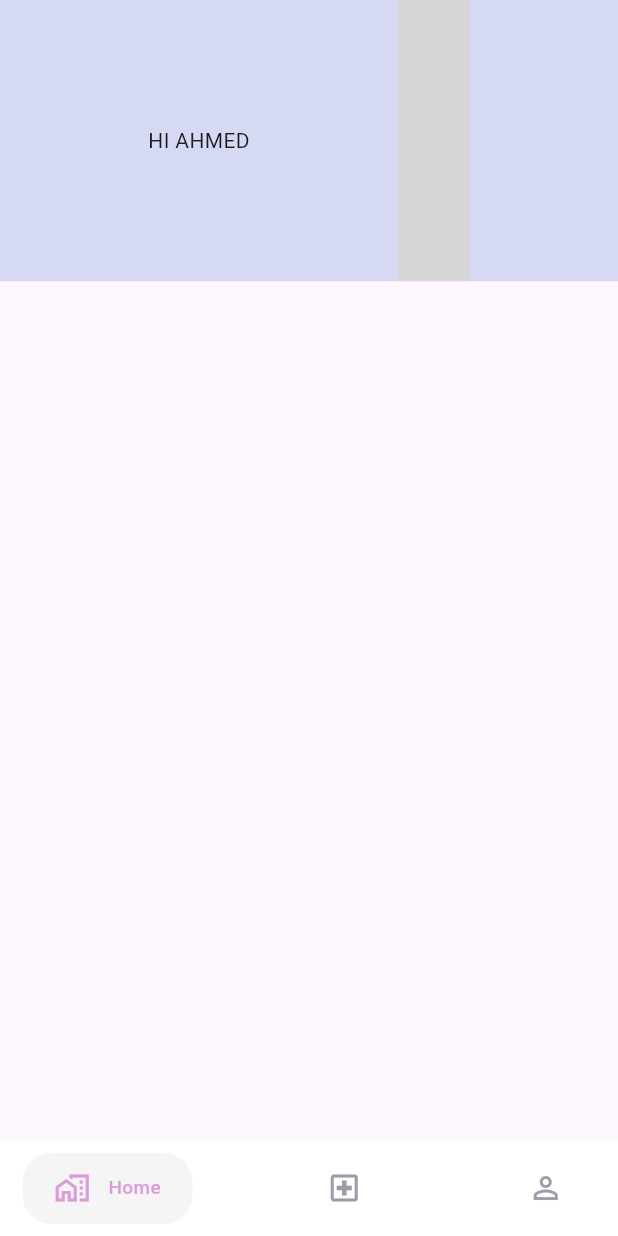
After one commit to a7medAlqal3awyi/Skin-Cancer, a Flutter app: the MyGnavBar screen opened by its route, on a phone screen of 412 x 824 dp. The commit adds this screen. Run offline on Flutter 3.47's test engine with Material 3 defaults, Android fonts, the phone set to English and light mode, and no system bars; drawn by our look-alikes of google_nav_bar; our stand-ins replace flutter_screenutil, flutter_svg, lottie, pinput; statements that could not run were skipped; grey boxes are pictures that could not be loaded.

Commit message:
Added Google Nav bar. Update some routes.

```diff
--- a/lib/app/my_app.dart
+++ b/lib/app/my_app.dart
@@ -2,12 +2,14 @@ import 'package:flutter/material.dart';
 import 'package:flutter_screenutil/flutter_screenutil.dart';
 import 'package:skin_cancer_app/core/utils/string_manager.dart';
 
-import '../config/routes/app_routes.dart';
+import '../core/routing/app_routes.dart';
+
 
 class MyApp extends StatelessWidget {
-  const MyApp({super.key});
+  const MyApp({super.key, required this.appRouter});
 
-  // This widget is the root of your application.
+  final AppRouter appRouter;
+
   @override
   Widget build(BuildContext context) {
     return ScreenUtilInit(
@@ -15,9 +17,9 @@ class MyApp extends StatelessWidget {
       minTextAdapt: true,
       splitScreenMode: true,
       builder: (_, child) {
-        return const MaterialApp(
+        return  MaterialApp(
           debugShowCheckedModeBanner: false,
-          onGenerateRoute: AppRoutes.onGenerateRoute,
+          onGenerateRoute: appRouter.onGenerateRoute,
         );
       },
     );
--- /dev/null
+++ b/lib/core/routing/app_routes.dart
@@ -0,0 +1,86 @@
+import 'package:flutter/material.dart';
+import 'package:skin_cancer_app/features/Auth/screens/forget_password_screen.dart';
+import 'package:skin_cancer_app/features/Auth/screens/otp_code_screen.dart';
+import 'package:skin_cancer_app/features/Auth/screens/rest_password_screen.dart';
+import 'package:skin_cancer_app/features/Auth/screens/sign_in_screen.dart';
+import 'package:skin_cancer_app/features/home/home_screen.dart';
+import 'package:skin_cancer_app/features/onBoarding/screens/chose_auth_fun_screen.dart';
+import 'package:skin_cancer_app/features/onBoarding/screens/chose_user.dart';
+import 'package:skin_cancer_app/features/onBoarding/screens/on_boarding_screen.dart';
+import 'package:skin_cancer_app/features/splash/splash_screen.dart';
+
+import '../../features/Auth/sign_up/sign_up_screen.dart';
+import '../../features/bottom_nav/gnav_bar.dart';
+
+class Routes {
+  static const String initialRoutes = "/";
+  static const String onBoardingRoutes = "/OnBoardingScreen";
+  static const String choseUserRoutes = "/ChoseUser";
+  static const String choseAuthFunScreenRoutes = "/ChoseAuthFunScreen";
+  static const String singInScreenRoutes = "/SingInScreen";
+  static const String singUpScreenRoutes = "/SingUpScreen";
+  static const String forgetPasswordScreenRoutes = "/ForgetPasswordScreen";
+  static const String oTPCodeScreenRoutes = "/OTPCodeScreen";
+  static const String restPasswordScreenRoutes = "/RestPasswordScreen";
+  static const String homeScreen = "/HomeScreen";
+  static const String gnavBar = "/GnavBar";
+}
+
+class AppRouter {
+  Route onGenerateRoute(RouteSettings settings) {
+    switch (settings.name) {
+      case Routes.initialRoutes:
+        return MaterialPageRoute(
+          builder: (_) => const SplashScreen(),
+        );
+      case Routes.onBoardingRoutes:
+        return MaterialPageRoute(
+          builder: (_) => const OnBoardingScreen(),
+        );
+      case Routes.choseUserRoutes:
+        return MaterialPageRoute(
+          builder: (_) => const ChoseUser(),
+        );
+      case Routes.choseAuthFunScreenRoutes:
+        return MaterialPageRoute(
+          builder: (_) => const ChoseAuthFunScreen(),
+        );
+      case Routes.singInScreenRoutes:
+        return MaterialPageRoute(
+          builder: (_) => const SingInScreen(),
+        );
+      case Routes.forgetPasswordScreenRoutes:
+        return MaterialPageRoute(
+          builder: (_) => ForgetPasswordScreen(),
+        );
+      case Routes.oTPCodeScreenRoutes:
+        return MaterialPageRoute(
+          builder: (_) => OTPCodeScreen(),
+        );
+      case Routes.restPasswordScreenRoutes:
+        return MaterialPageRoute(
+          builder: (_) => RestPasswordScreen(),
+        );
+      case Routes.singUpScreenRoutes:
+        return MaterialPageRoute(
+          builder: (_) => const SignupScreen(),
+        );
+      case Routes.homeScreen:
+        return MaterialPageRoute(
+          builder: (_) => const HomeScreen(),
+        );
+      case Routes.gnavBar:
+        return MaterialPageRoute(
+          builder: (_) => const MyGnavBar(),
+        );
+      default:
+        return MaterialPageRoute(
+          builder: (_) => Scaffold(
+            body: Center(
+              child: Text("No route defined for ${settings.name}"),
+            ),
+          ),
+        );
+    }
+  }
+}
--- a/lib/features/Auth/screens/forget_password_screen.dart
+++ b/lib/features/Auth/screens/forget_password_screen.dart
@@ -1,12 +1,13 @@
 import 'package:flutter/material.dart';
 import 'package:flutter_screenutil/flutter_screenutil.dart';
-import 'package:skin_cancer_app/config/routes/app_routes.dart';
 import 'package:skin_cancer_app/core/utils/app_color.dart';
 import 'package:skin_cancer_app/core/utils/assets_path.dart';
 import 'package:skin_cancer_app/core/utils/string_manager.dart';
 import 'package:skin_cancer_app/core/widgets/custom_button.dart';
 import 'package:skin_cancer_app/features/Auth/widgets/custom_text_feild.dart';
 import 'package:skin_cancer_app/features/onBoarding/widgets/clipper.dart';
+
+import '../../../core/routing/app_routes.dart';
 
 class ForgetPasswordScreen extends StatelessWidget {
   ForgetPasswordScreen({super.key});
--- a/lib/features/Auth/screens/otp_code_screen.dart
+++ b/lib/features/Auth/screens/otp_code_screen.dart
@@ -1,12 +1,10 @@
 import 'package:flutter/material.dart';
 import 'package:flutter_screenutil/flutter_screenutil.dart';
-import 'package:skin_cancer_app/config/routes/app_routes.dart';
+import '../../../core/routing/app_routes.dart';
 import 'package:skin_cancer_app/core/utils/app_color.dart';
 import 'package:skin_cancer_app/core/utils/string_manager.dart';
 import 'package:skin_cancer_app/core/widgets/custom_button.dart';
 import 'package:skin_cancer_app/features/onBoarding/widgets/clipper.dart';
-import 'package:otp_text_field/otp_field.dart';
-import 'package:otp_text_field/otp_field_style.dart';
 import 'package:pinput/pinput.dart';
 
 class OTPCodeScreen extends StatelessWidget {
--- a/lib/features/Auth/screens/rest_password_screen.dart
+++ b/lib/features/Auth/screens/rest_password_screen.dart
@@ -1,6 +1,6 @@
 import 'package:flutter/material.dart';
 import 'package:flutter_screenutil/flutter_screenutil.dart';
-import 'package:skin_cancer_app/config/routes/app_routes.dart';
+import '../../../core/routing/app_routes.dart';
 import 'package:skin_cancer_app/core/utils/app_color.dart';
 import 'package:skin_cancer_app/core/utils/string_manager.dart';
 import 'package:skin_cancer_app/core/widgets/custom_button.dart';
@@ -12,6 +12,8 @@ class RestPasswordScreen extends StatelessWidget {
   final passwordController = TextEditingController();
   final repasswordController = TextEditingController();
   final _formKey = GlobalKey<FormState>();
+
+  RestPasswordScreen({super.key});
   @override
   Widget build(BuildContext context) {
     return Scaffold(
--- /dev/null
+++ b/lib/features/bottom_nav/gnav_bar.dart
@@ -0,0 +1,82 @@
+import 'package:flutter/material.dart';
+import 'package:flutter_screenutil/flutter_screenutil.dart';
+import 'package:google_nav_bar/google_nav_bar.dart';
+import 'package:skin_cancer_app/features/home/home_screen.dart';
+
+class MyGnavBar extends StatefulWidget {
+  const MyGnavBar({super.key});
+
+  @override
+  _MyGnavBarState createState() => _MyGnavBarState();
+}
+
+class _MyGnavBarState extends State<MyGnavBar> {
+  int _selectedIndex = 0;
+  static const TextStyle optionStyle =
+      TextStyle(fontSize: 30, fontWeight: FontWeight.w600);
+  static const List<Widget> _widgetOptions = <Widget>[
+    HomeScreen(),
+    Text(
+      'Explore',
+      style: optionStyle,
+    ),
+    Text(
+      'Profile',
+      style: optionStyle,
+    ),
+  ];
+
+  @override
+  Widget build(BuildContext context) {
+    return Scaffold(
+      backgroundColor: Colors.white,
+      body: Center(
+        child: _widgetOptions.elementAt(_selectedIndex),
+      ),
+      bottomNavigationBar: SafeArea(
+          child: Padding(
+            padding: const EdgeInsets.symmetric(horizontal: 15.0, vertical: 8),
+            child: GNav(
+              rippleColor: Colors.grey[300]!,
+              hoverColor: Colors.grey[100]!,
+              gap: 12,
+              haptic: true,
+              tabBorderRadius: 20.r,
+              textStyle: TextStyle(
+                fontSize: 13.sp,
+                fontWeight: FontWeight.w500,
+                color: Color(0xffDB9DD9),
+              ),
+              activeColor: const Color(0xffDB9DD9),
+              iconSize: 24,
+              padding: EdgeInsets.symmetric(horizontal: 20.w,
+                  vertical: 12.h),
+              duration: const Duration(milliseconds: 400),
+              tabBackgroundColor: Colors.grey[100]!,
+              color: const Color(0xFF9C9DAA),
+              tabs: const [
+                GButton(
+                  icon: Icons.home_work_outlined,
+                  text: 'Home',
+                ),
+                GButton(
+                  icon: Icons.local_hospital_outlined,
+                  text: 'Clinic',
+                ),
+                GButton(
+                  icon: Icons.person_outline_outlined,
+                  text: 'Profile',
+                ),
+              ],
+              selectedIndex: _selectedIndex,
+              onTabChange: (index) {
+                setState(() {
+                  _selectedIndex = index;
+                });
+              },
+            ),
+          ),
+        ),
+    );
+  }
+}
--- /dev/null
+++ b/lib/features/home/home_screen.dart
@@ -0,0 +1,30 @@
+import 'package:flutter/material.dart';
+import 'package:flutter_screenutil/flutter_screenutil.dart';
+import 'package:flutter_svg/svg.dart';
+import 'package:skin_cancer_app/core/utils/text_styles.dart';
+
+class HomeScreen extends StatelessWidget {
+  const HomeScreen({super.key});
+
+  @override
+  Widget build(BuildContext context) {
+    return Scaffold(
+      body: Column(
+        children: [
+          Container(
+            height: 192.h,
+            color: const Color(0xFFD6D9F4),
+            child: Row(
+              mainAxisAlignment: MainAxisAlignment.spaceEvenly,
+              children: [
+                Text("hi ahmed".toUpperCase(),
+                style: TextStyles.font20GreyW700,),
+                SvgPicture.asset("assets/image/home.svg")
+              ],
+            ),
+          )
+        ],
+      ),
+    );
+  }
+}
--- a/lib/features/onBoarding/screens/chose_user.dart
+++ b/lib/features/onBoarding/screens/chose_user.dart
@@ -1,6 +1,6 @@
 import 'package:flutter/material.dart';
 import 'package:flutter_screenutil/flutter_screenutil.dart';
-import 'package:skin_cancer_app/config/routes/app_routes.dart';
+import '../../../core/routing/app_routes.dart';
 import 'package:skin_cancer_app/core/utils/app_color.dart';
 import 'package:skin_cancer_app/core/utils/assets_path.dart';
 import 'package:skin_cancer_app/core/utils/string_manager.dart';
--- a/lib/features/onBoarding/screens/on_boarding_screen.dart
+++ b/lib/features/onBoarding/screens/on_boarding_screen.dart
@@ -1,10 +1,9 @@
 import 'package:flutter/material.dart';
 import 'package:flutter_screenutil/flutter_screenutil.dart';
-import 'package:skin_cancer_app/config/routes/app_routes.dart';
+import '../../../core/routing/app_routes.dart';
 import 'package:skin_cancer_app/core/utils/app_color.dart';
 import 'package:skin_cancer_app/core/utils/assets_path.dart';
 import 'package:skin_cancer_app/core/utils/string_manager.dart';
-import 'package:skin_cancer_app/features/onBoarding/widgets/custom_paint.dart';
 
 class OnBoardingScreen extends StatelessWidget {
   const OnBoardingScreen({super.key});
--- a/lib/features/splash/splash_screen.dart
+++ b/lib/features/splash/splash_screen.dart
@@ -3,7 +3,7 @@ import 'dart:async';
 import 'package:flutter/material.dart';
 import 'package:flutter_screenutil/flutter_screenutil.dart';
 import 'package:lottie/lottie.dart';
-import 'package:skin_cancer_app/config/routes/app_routes.dart';
+import '../../../core/routing/app_routes.dart';
 import 'package:skin_cancer_app/core/utils/assets_path.dart';
 
 class SplashScreen extends StatefulWidget {
```
Also changed, not shown: lib/features/Auth/screens/sign_in_screen.dart (+6 -2 lines), lib/features/Auth/sign_up/sign_up_screen.dart (added, +228 -0 lines), lib/main.dart (+6 -1 lines), pubspec.yaml (+2 -15 lines), assets/image/home.svg (added), pubspec.lock.
